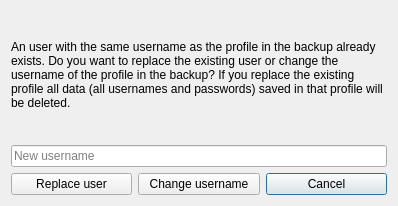
Qt form cubepass/restoreuserexists.ui (kobus-v-schoor/cubepass) before a commit.
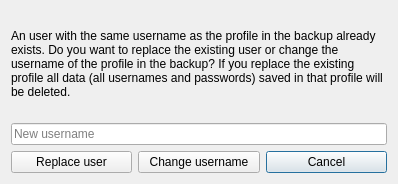
The same form after that commit. Icons and pictures are not drawn.

```diff
--- a/cubepass/restoreuserexists.ui
+++ b/cubepass/restoreuserexists.ui
@@ -7,7 +7,7 @@
     <x>0</x>
     <y>0</y>
     <width>398</width>
-    <height>206</height>
+    <height>184</height>
    </rect>
   </property>
   <property name="windowTitle">
```
Left out of the diff: 3 changed lines with no effect on the pictures.
